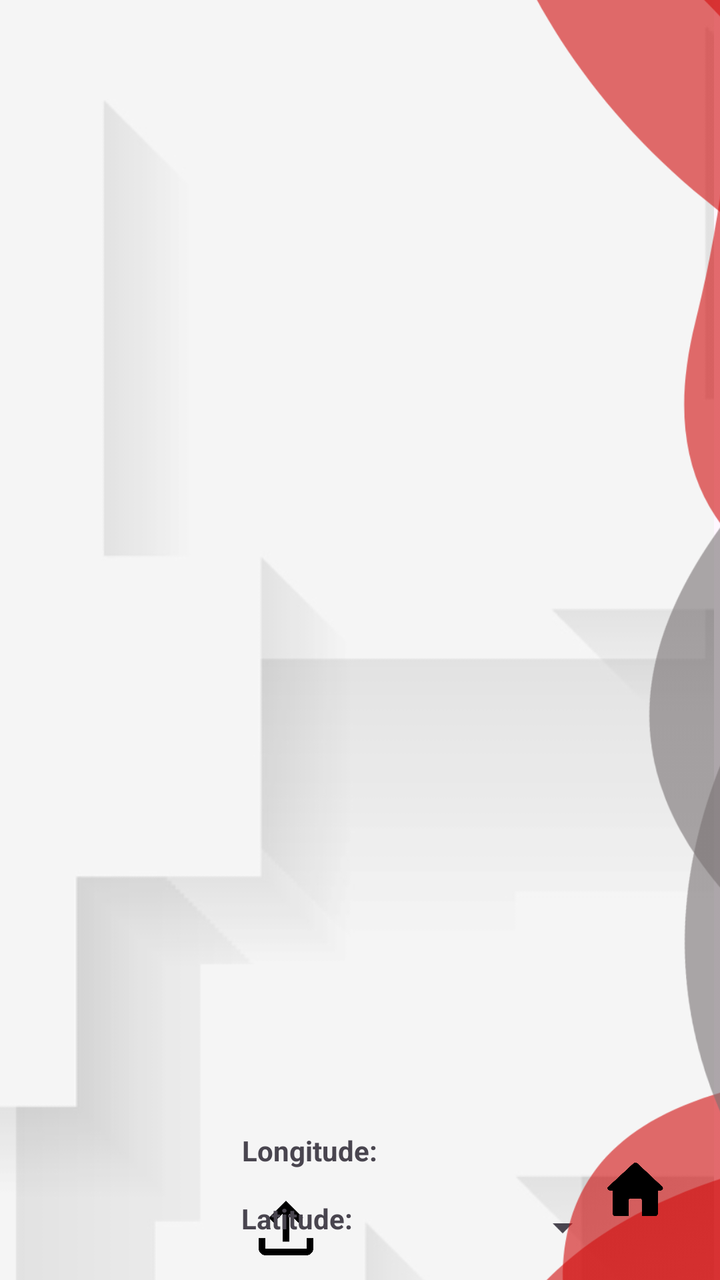
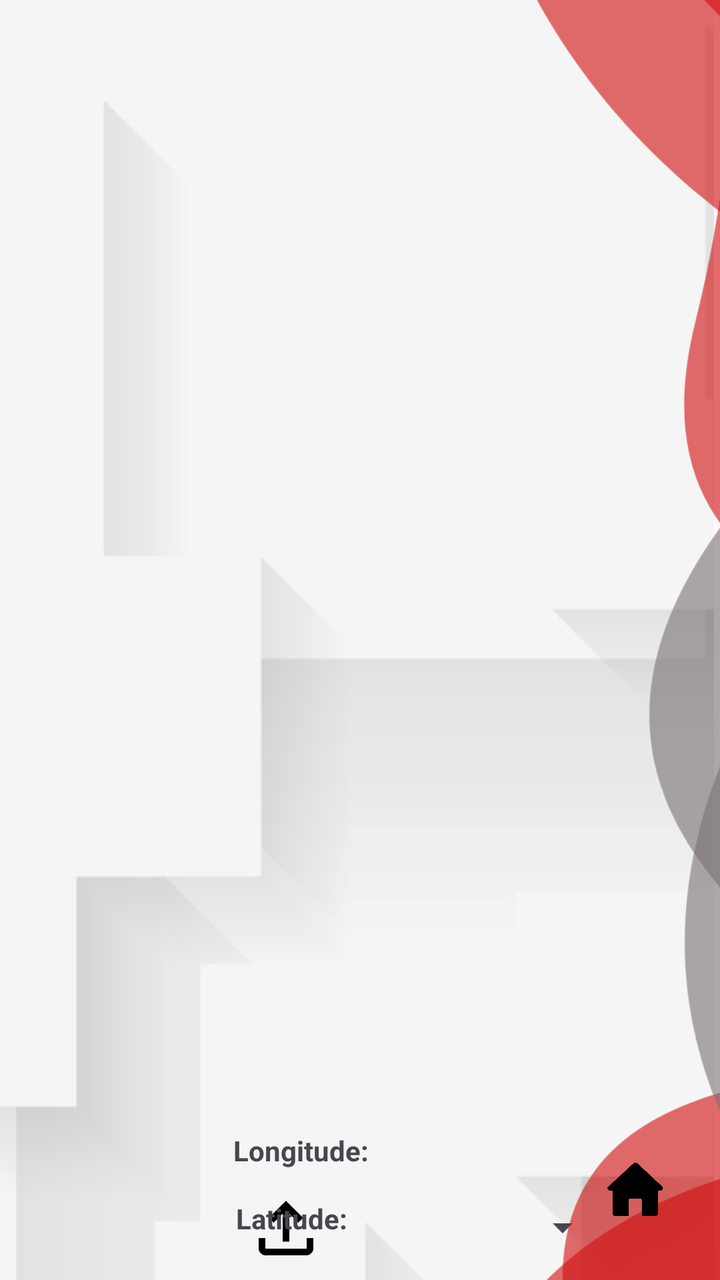

An Android layout rendered at two revisions. The XML below is the earlier revision; the diff shows what the commit changed to produce the second picture.
<!-- AndroidManifest.xml: application theme Theme.TrafficSceneAnalyser -->
<!-- res/layout/activity_upload_config.xml -->
<?xml version="1.0" encoding="utf-8"?>
<androidx.constraintlayout.widget.ConstraintLayout xmlns:android="http://schemas.android.com/apk/res/android"
    xmlns:app="http://schemas.android.com/apk/res-auto"
    xmlns:tools="http://schemas.android.com/tools"
    android:id="@+id/main"
    android:layout_width="match_parent"
    android:layout_height="match_parent"
    tools:context=".UploadConfigActivity">

    <ImageView
        android:id="@+id/backg"
        android:layout_width="904dp"
        android:layout_height="897dp"
        app:layout_constraintBottom_toBottomOf="parent"
        app:layout_constraintEnd_toEndOf="parent"
        app:layout_constraintHorizontal_bias="1.0"
        app:layout_constraintStart_toStartOf="parent"
        app:layout_constraintTop_toTopOf="parent"
        app:layout_constraintVertical_bias="0.12"
        app:srcCompat="@drawable/background" />

    <androidx.viewpager2.widget.ViewPager2
        android:id="@+id/viewPager"
        android:layout_width="250dp"
        android:layout_height="400dp"
        android:layout_marginTop="150dp"
        android:paddingStart="40dp"
        android:paddingEnd="40dp"
        app:layout_constraintEnd_toEndOf="parent"
        app:layout_constraintStart_toStartOf="parent"
        app:layout_constraintTop_toTopOf="parent">

    </androidx.viewpager2.widget.ViewPager2>


    <Spinner
        android:id="@+id/spinner_model_selector"
        android:layout_width="122dp"
        android:layout_height="63dp"
        android:layout_margin="8dp"
        app:layout_constraintBottom_toBottomOf="parent"
        app:layout_constraintEnd_toEndOf="parent"
        app:layout_constraintHorizontal_bias="0.1"
        app:layout_constraintStart_toEndOf="@+id/button_upload"
        app:layout_constraintTop_toBottomOf="@+id/longitude" />

    <ImageButton
        android:id="@+id/button_upload"
        android:layout_width="54dp"
        android:layout_height="68dp"
        android:layout_marginStart="116dp"
        android:backgroundTint="#00FFFFFF"
        android:onClick="goToHome"
        android:scaleType="fitCenter"
        android:src="@drawable/upload"

        app:layout_constraintBottom_toBottomOf="parent"
        app:layout_constraintStart_toStartOf="parent"
        app:layout_constraintTop_toBottomOf="@+id/longitude" />

    <TextView
        android:id="@+id/latitude"
        android:layout_width="135dp"
        android:layout_height="23dp"
        android:layout_marginTop="12dp"
        android:ems="10"
        android:text="Latitude: "
        android:textStyle="bold"
        app:layout_constraintEnd_toEndOf="parent"
        app:layout_constraintHorizontal_bias="0.536"
        app:layout_constraintStart_toStartOf="parent"
        app:layout_constraintTop_toBottomOf="@+id/longitude" />

    <TextView
        android:id="@+id/longitude"
        android:layout_width="132dp"
        android:layout_height="22dp"
        android:ems="10"
        android:text="Longitude: "
        android:textStyle="bold"
        app:layout_constraintBottom_toBottomOf="parent"
        app:layout_constraintEnd_toEndOf="parent"
        app:layout_constraintHorizontal_bias="0.53"
        app:layout_constraintStart_toStartOf="parent"
        app:layout_constraintTop_toBottomOf="@+id/viewPager"
        app:layout_constraintVertical_bias="0.229" />

    <ImageView
        android:id="@+id/imageView5"
        android:layout_width="484dp"
        android:layout_height="773dp"
        app:layout_constraintBottom_toBottomOf="parent"
        app:layout_constraintEnd_toEndOf="parent"
        app:layout_constraintHorizontal_bias="0.643"
        app:layout_constraintStart_toStartOf="parent"
        app:layout_constraintTop_toTopOf="parent"
        app:srcCompat="@drawable/perfectlayout2" />

    <ImageButton
        android:id="@+id/button6"
        android:layout_width="54dp"
        android:layout_height="68dp"
        android:backgroundTint="#00FFFFFF"
        android:onClick="goToHome"
        android:scaleType="fitCenter"
        android:src="@drawable/home1"
        app:layout_constraintBottom_toBottomOf="parent"
        app:layout_constraintEnd_toEndOf="parent"
        app:layout_constraintHorizontal_bias="0.95"
        app:layout_constraintStart_toStartOf="parent"
        app:layout_constraintTop_toTopOf="parent"
        app:layout_constraintVertical_bias="0.98" />

</androidx.constraintlayout.widget.ConstraintLayout>
<!-- resources referenced by this layout -->
<resources>
  <!-- drawable background: png bitmap (drawable-hdpi, 37305 bytes) -->
  <!-- drawable home1: png bitmap (drawable, 7782 bytes) -->
  <!-- drawable perfectlayout2: png bitmap (drawable-hdpi, 51025 bytes) -->
  <!-- drawable upload: png bitmap (drawable, 6537 bytes) -->
  <style name="Theme.TrafficSceneAnalyser" parent="Base.Theme.TrafficSceneAnalyser" />
  <style name="Base.Theme.TrafficSceneAnalyser" parent="Theme.Material3.DayNight.NoActionBar">
          
          
      </style>
</resources>

<!-- the commit's change to res/layout/activity_upload_config.xml (unified diff, before → after) -->
@@ -60,7 +60,7 @@
 
     <TextView
         android:id="@+id/latitude"
-        android:layout_width="135dp"
+        android:layout_width="140dp"
         android:layout_height="23dp"
         android:layout_marginTop="12dp"
         android:ems="10"
@@ -73,7 +73,7 @@
 
     <TextView
         android:id="@+id/longitude"
-        android:layout_width="132dp"
+        android:layout_width="140dp"
         android:layout_height="22dp"
         android:ems="10"
         android:text="Longitude: "
